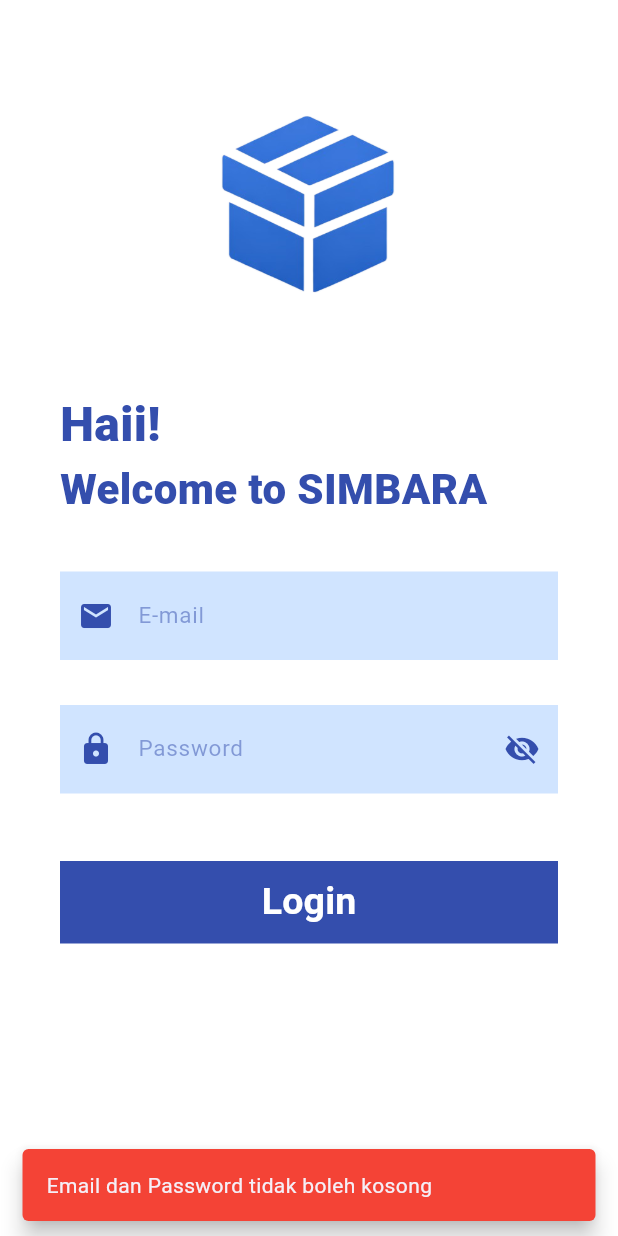
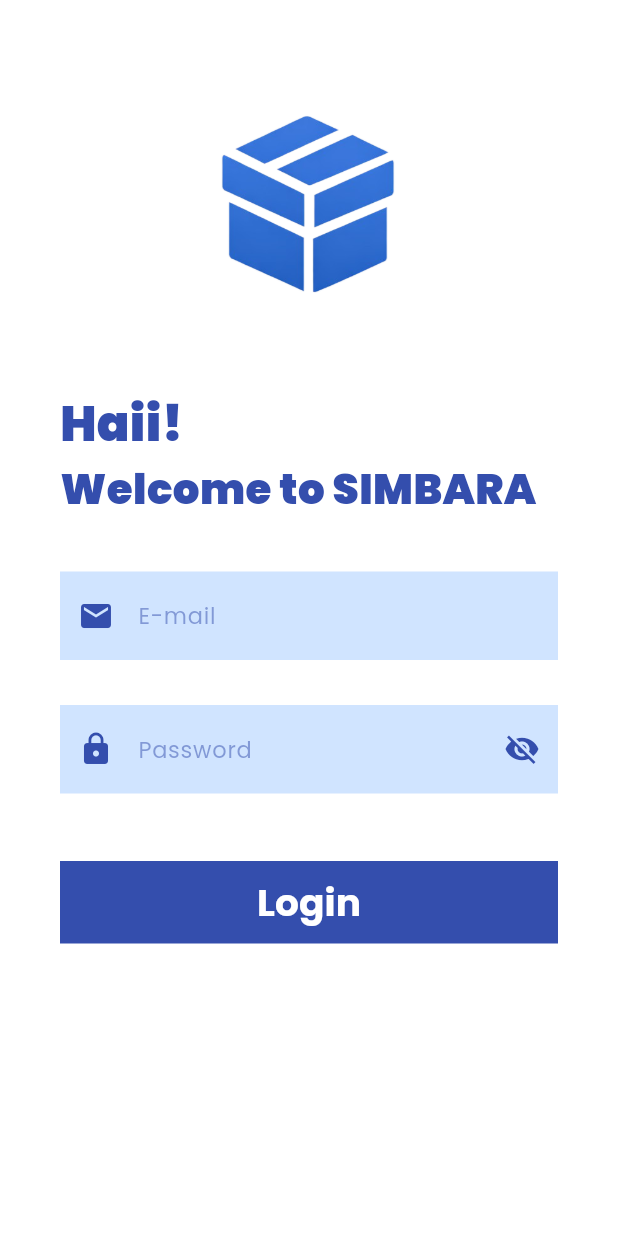
Before and after one commit to dwialenacitraarif26/aplikasi_peminjaman_alat, a Flutter app: the screen it shows after launch, after a tap on "Login", on a phone screen of 412 x 824 dp. Run offline on Flutter 3.47's test engine with Material 3 defaults, Android fonts, the phone set to English and light mode, and no system bars; our stand-ins replace google_fonts, supabase_flutter; accounts and stored records are empty.

Commit message:
commit 1

```diff
--- a/lib/main.dart
+++ b/lib/main.dart
@@ -1,8 +1,8 @@
 import 'package:flutter/material.dart';
 import 'package:supabase_flutter/supabase_flutter.dart';
+import 'package:google_fonts/google_fonts.dart';
 import 'core/constants/supabase_constants.dart';
-import 'presentation/screens/auth/splas_screen.dart'; // Import splash screen
-
+import 'presentation/screens/auth/splas_screen.dart';
 void main() async {
   // 1. Pastikan binding sudah siap
   WidgetsFlutterBinding.ensureInitialized();
@@ -21,11 +21,16 @@ class MyApp extends StatelessWidget {
 
   @override
   Widget build(BuildContext context) {
-    return const MaterialApp(
+    return MaterialApp(
       debugShowCheckedModeBanner: false,
       title: 'SIMBARA',
-      // 3. Tentukan halaman awal aplikasi
-      home: SplashScreen(),
+      theme:  ThemeData(
+        // Ini akan mengubah semua teks di aplikasi menjadi Poppins
+        textTheme: GoogleFonts.poppinsTextTheme(),
+        useMaterial3: true,
+      ),
+      // halaman awal displash
+      home: const SplashScreen(),
     );
   }
 }
--- a/lib/presentation/screens/auth/login_screen.dart
+++ b/lib/presentation/screens/auth/login_screen.dart
@@ -13,12 +13,19 @@ class _LoginScreenState extends State<LoginScreen> {
   final _emailController = TextEditingController();
   final _passwordController = TextEditingController();
   final _authLogic = AuthController();
+
   bool _isObscure = true;
   bool _isLoading = false;
 
-  // Fungsi untuk menangani proses login
+  // Variabel untuk menampung pesan error validasi field
+  String? _emailError;
+
   void _handleLogin() async {
-    // 1. Validasi input kosong
+    // Reset error setiap kali tombol ditekan
+    setState(() {
+      _emailError = null;
+    });
+
     if (_emailController.text.isEmpty || _passwordController.text.isEmpty) {
       _showSnackBar("Email dan Password tidak boleh kosong", isError: true);
       return;
@@ -26,73 +33,27 @@ class _LoginScreenState extends State<LoginScreen> {
 
     setState(() => _isLoading = true);
 
-    // 2. Memanggil logika AuthController (Mengambil Role dari Database)
     final result = await _authLogic.signIn(
       _emailController.text.trim(),
       _passwordController.text.trim()
     );
 
+    if (!mounted) return;
     setState(() => _isLoading = false);
 
     if (result == null) return;
 
     if (result.startsWith('error:')) {
-      // Jika terjadi error dari Supabase
-      _showSnackBar(result.split(':')[1], isError: true);
+      // SET ERROR PADA FIELD EMAIL
+      setState(() {
+        _emailError = "Email atau Password salah";
+      });
     } else {
-      // Jika sukses, result berisi nama role ('admin', 'petugas', atau 'peminjam')
       _navigateToDashboard(result);
     }
   }
 
-  // Fungsi navigasi berdasarkan role
-  void _navigateToDashboard(String role) {
-    Navigator.pushReplacement(
-      context,
-      MaterialPageRoute(
-        builder: (context) => Scaffold(
-          appBar: AppBar(
-            title: Text("SIMBARA - ${role.toUpperCase()}"),
-            backgroundColor: AppColors.primary,
-          ),
-          body: Center(
-            child: Column(
-              mainAxisAlignment: MainAxisAlignment.center,
-              children: [
-                Icon(
-                  role == 'admin' ? Icons.admin_panel_settings :
-                  role == 'petugas' ? Icons.engineering : Icons.person,
-                  size: 100,
-                  color: AppColors.primary,
-                ),
-                const SizedBox(height: 20),
-                Text(
-                  "Selamat Datang di Halaman $role",
-                  style: const TextStyle(fontSize: 20, fontWeight: FontWeight.bold),
-                ),
-                const SizedBox(height: 40),
-                ElevatedButton(
-                  onPressed: () => Navigator.pushReplacement(
-                    context, MaterialPageRoute(builder: (context) => const LoginScreen())),
-                  child: const Text("Logout"),
-                )
-              ],
-            ),
-          ),
-        ),
-      ),
-    );
-  }
-
-  void _showSnackBar(String message, {bool isError = false}) {
-    ScaffoldMessenger.of(context).showSnackBar(
-      SnackBar(
-        content: Text(message),
-        backgroundColor: isError ? Colors.red : Colors.green,
-        behavior: SnackBarBehavior.floating,
-      ),
-    );
-  }
+  // ... (Fungsi _navigateToDashboard dan _showSnackBar tetap sama)
 
   @override
   Widget build(BuildContext context) {
@@ -105,8 +66,6 @@ class _LoginScreenState extends State<LoginScreen> {
             crossAxisAlignment: CrossAxisAlignment.start,
             children: [
               const SizedBox(height: 60),
-
-              // Logo Login
               Center(
                 child: Image.asset(
                   'assets/images/login.png',
@@ -116,36 +75,22 @@ class _LoginScreenState extends State<LoginScreen> {
                     const Icon(Icons.image, size: 50, color: AppColors.primary),
                 ),
               ),
-
               const SizedBox(height: 50),
-              const Text(
-                'Haii!',
-                style: TextStyle(
-                  fontSize: 32,
-                  fontWeight: FontWeight.w900,
-                  color: AppColors.primary,
-                ),
-              ),
-              const Text(
-                'Welcome to SIMBARA',
-                style: TextStyle(
-                  fontSize: 28,
-                  fontWeight: FontWeight.w900,
-                  color: AppColors.primary,
-                ),
-              ),
+              const Text('Haii!', style: TextStyle(fontSize: 32, fontWeight: FontWeight.w900, color: AppColors.primary)),
+              const Text('Welcome to SIMBARA', style: TextStyle(fontSize: 28, fontWeight: FontWeight.w900, color: AppColors.primary)),
 
               const SizedBox(height: 35),
 
-              // Input E-mail
+              // INPUT EMAIL DENGAN VALIDASI ERROR
               _buildInput(
                 hint: "E-mail",
                 icon: Icons.email,
                 controller: _emailController,
+                errorText: _emailError, // Masukkan variabel error di sini
               ),
+
               const SizedBox(height: 30),
 
-              // Input Password
               _buildInput(
                 hint: "Password",
                 icon: Icons.lock,
@@ -155,7 +100,6 @@ class _LoginScreenState extends State<LoginScreen> {
 
               const SizedBox(height: 45),
 
-              // Button Login
               SizedBox(
                 width: double.infinity,
                 height: 55,
@@ -165,19 +109,11 @@ class _LoginScreenState extends State<LoginScreen> {
                     backgroundColor: AppColors.primary,
                     foregroundColor: AppColors.white,
                     elevation: 0,
-                    shape: RoundedRectangleBorder(
-                      borderRadius: BorderRadius.circular(0), // Tidak ada radius
-                    ),
+                    shape: RoundedRectangleBorder(borderRadius: BorderRadius.circular(0)),
                   ),
                   child: _isLoading
                     ? const CircularProgressIndicator(color: Colors.white)
-                    : const Text(
-                        'Login',
-                        style: TextStyle(
-                          fontSize: 25,
-                          fontWeight: FontWeight.bold,
-                        ),
-                      ),
+                    : const Text('Login', style: TextStyle(fontSize: 25, fontWeight: FontWeight.bold)),
                 ),
               ),
             ],
@@ -192,25 +128,31 @@ class _LoginScreenState extends State<LoginScreen> {
     required IconData icon,
     required TextEditingController controller,
     bool isPass = false,
+    String? errorText, // Tambahkan parameter errorText
   }) {
-    return Container(
+    return Column(
+      crossAxisAlignment: CrossAxisAlignment.start,
+      children: [
+        Container(
           decoration: const BoxDecoration(
-        color: AppColors.inputBg, // Warna D0E4FF
+            color: AppColors.inputBg,
+
           ),
           child: TextField(
             controller: controller,
             obscureText: isPass ? _isObscure : false,
-        style: const TextStyle(color: AppColors.darkblue, fontSize: 15),
+            style: const TextStyle(color: AppColors.primary, fontSize: 15),
+            onChanged: (value) {
+              // Menghapus pesan error saat user mulai mengetik ulang
+              if (_emailError != null) setState(() => _emailError = null);
+            },
             decoration: InputDecoration(
               hintText: hint,
               hintStyle: TextStyle(color: AppColors.primary.withOpacity(0.5)),
               prefixIcon: Icon(icon, color: AppColors.primary),
               suffixIcon: isPass
                   ? IconButton(
-                  icon: Icon(
-                    _isObscure ? Icons.visibility_off : Icons.visibility,
-                    color: AppColors.primary,
-                  ),
+                      icon: Icon(_isObscure ? Icons.visibility_off : Icons.visibility, color: AppColors.primary),
                       onPressed: () => setState(() => _isObscure = !_isObscure),
                     )
                   : null,
@@ -218,6 +160,21 @@ class _LoginScreenState extends State<LoginScreen> {
               contentPadding: const EdgeInsets.symmetric(vertical: 18),
             ),
           ),
+        ),
+        // Tampilkan teks error jika ada
+        if (errorText != null)
+          Padding(
+            padding: const EdgeInsets.only(top: 8, left: 2),
+            child: Text(
+              errorText,
+              style: const TextStyle(color: Colors.red, fontSize: 12, fontWeight: FontWeight.w600),
+            ),
+          ),
+      ],
     );
   }
+
+  // Fungsi navigasi dan snackbar (Gunakan versi yang sudah ada sebelumnya)
+  void _navigateToDashboard(String role) { /* ... sama seperti kode sebelumnya ... */ }
+  void _showSnackBar(String message, {bool isError = false}) { /* ... sama seperti kode sebelumnya ... */ }
 }
--- a/pubspec.yaml
+++ b/pubspec.yaml
@@ -31,6 +31,7 @@ dependencies:
   flutter:
     sdk: flutter
   supabase_flutter: ^2.0.0
+  google_fonts: ^6.1.0
   get: ^4.6.6
   intl: ^0.19.0
 
```
Also changed, not shown: pubspec.lock. Lines whose indentation alone changed are shown as unchanged.
